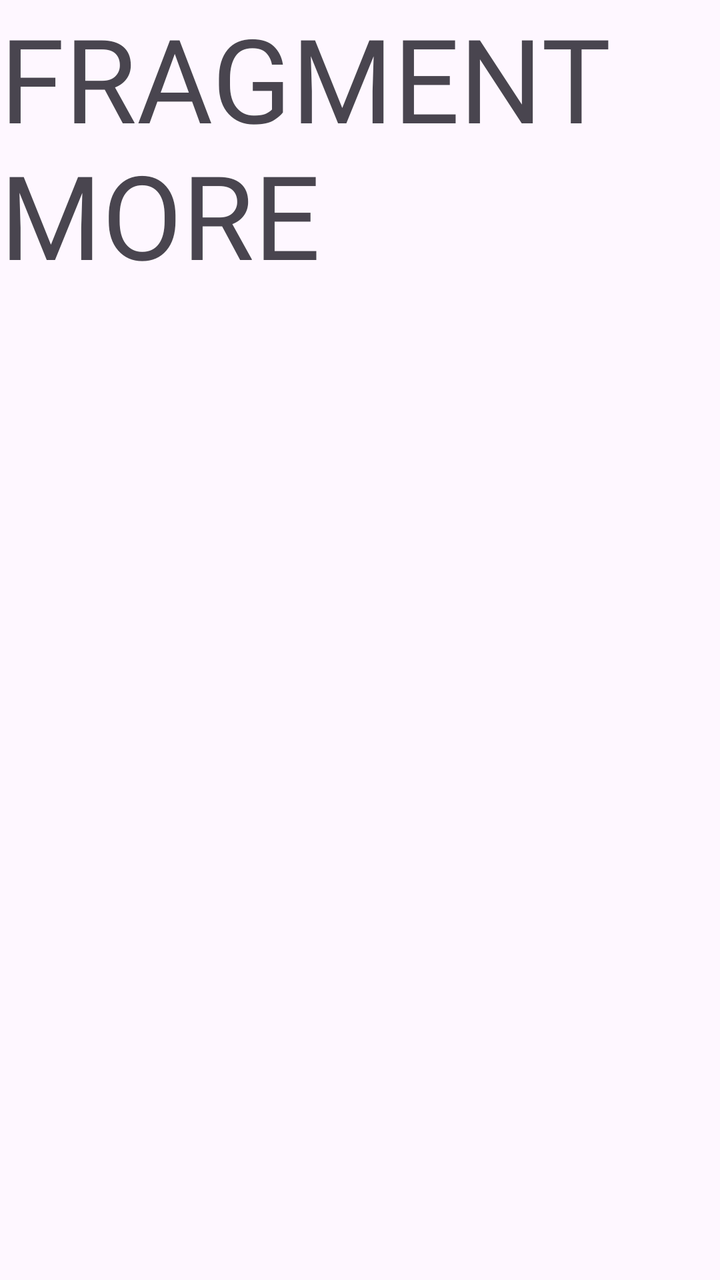
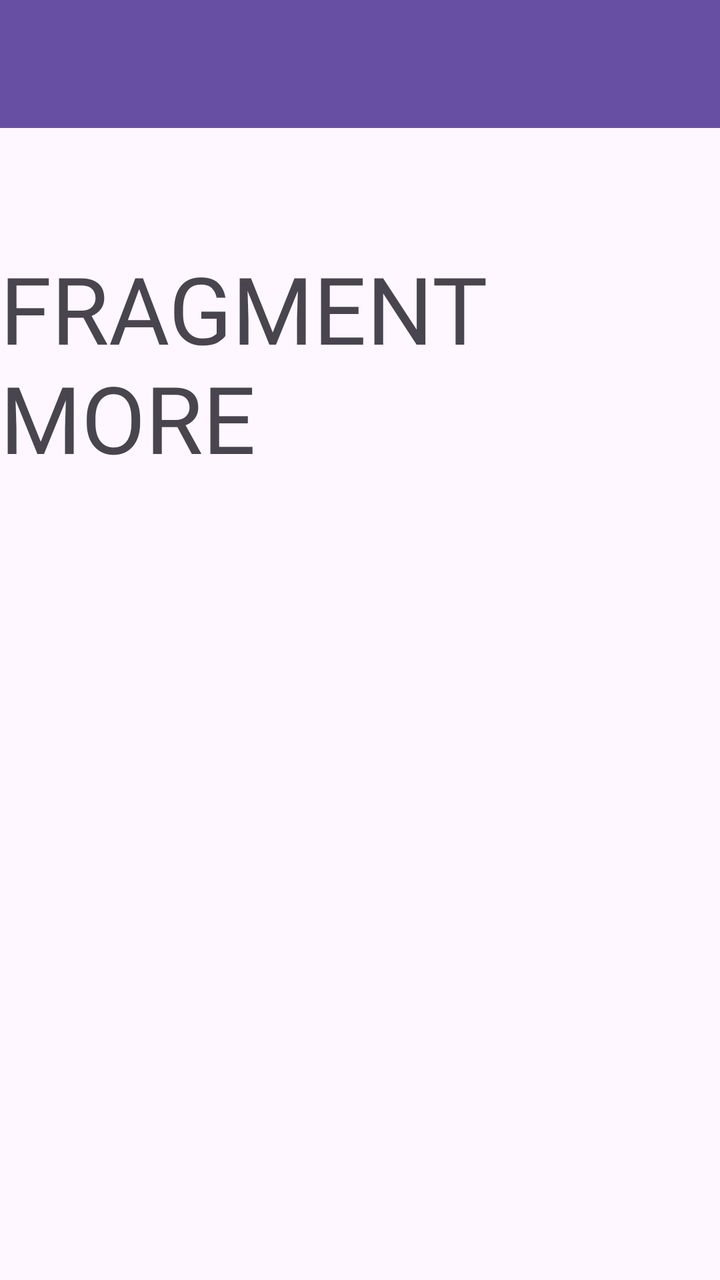

Two renders of the same Android screen: before a commit and after it. Below are the layout's source before the change and the commit's diff.
<!-- AndroidManifest.xml: application theme Theme.Proxima_Centauri_B_Owen_3TIE -->
<!-- res/layout/fragment_more.xml -->
<?xml version="1.0" encoding="utf-8"?>
<FrameLayout xmlns:android="http://schemas.android.com/apk/res/android"
    xmlns:tools="http://schemas.android.com/tools"
    android:layout_width="match_parent"
    android:layout_height="match_parent"
    tools:context=".More.MoreFragment">

    <TextView
        android:id="@+id/textView"
        android:layout_width="wrap_content"
        android:layout_height="wrap_content"
        android:fontFamily="@font/bebasneue_regular"
        android:textSize="10mm"
        android:text="FRAGMENT MORE" />
</FrameLayout>
<!-- resources referenced by this layout -->
<resources>
  <style name="Theme.Proxima_Centauri_B_Owen_3TIE" parent="Base.Theme.Proxima_Centauri_B_Owen_3TIE" />
  <style name="Base.Theme.Proxima_Centauri_B_Owen_3TIE" parent="Theme.Material3.DayNight.NoActionBar">
          
          
      </style>
</resources>

<!-- the commit's change to res/layout/fragment_more.xml (unified diff, before → after) -->
@@ -1,5 +1,6 @@
 <?xml version="1.0" encoding="utf-8"?>
-<FrameLayout xmlns:android="http://schemas.android.com/apk/res/android"
+<androidx.constraintlayout.widget.ConstraintLayout xmlns:android="http://schemas.android.com/apk/res/android"
+    xmlns:app="http://schemas.android.com/apk/res-auto"
     xmlns:tools="http://schemas.android.com/tools"
     android:layout_width="match_parent"
     android:layout_height="match_parent"
@@ -9,7 +10,23 @@
         android:id="@+id/textView"
         android:layout_width="wrap_content"
         android:layout_height="wrap_content"
+        android:layout_marginTop="59dp"
         android:fontFamily="@font/bebasneue_regular"
-        android:textSize="10mm"
-        android:text="FRAGMENT MORE" />
-</FrameLayout>
+        android:text="FRAGMENT MORE"
+        android:textSize="8mm"
+        app:layout_constraintEnd_toEndOf="parent"
+        app:layout_constraintStart_toStartOf="parent"
+        app:layout_constraintTop_toBottomOf="@+id/toolbar" />
+
+    <androidx.appcompat.widget.Toolbar
+        android:id="@+id/toolbar"
+        android:layout_width="match_parent"
+        android:layout_height="wrap_content"
+        android:background="?attr/colorPrimary"
+        android:minHeight="?attr/actionBarSize"
+        android:theme="?attr/actionBarTheme"
+
+        app:layout_constraintEnd_toEndOf="parent"
+        app:layout_constraintStart_toStartOf="parent"
+        app:layout_constraintTop_toTopOf="parent" />
+</androidx.constraintlayout.widget.ConstraintLayout>
